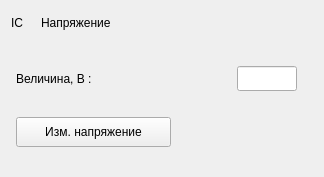
Old version of the form RT7Chamber/src/widgets/widgetvoltage.ui in the repository niitfa/RWELL_GUI.
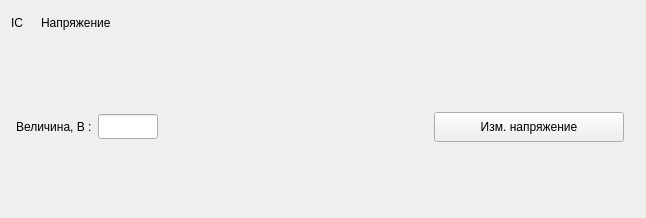
New version of the form.

```diff
--- a/RT7Chamber/src/widgets/widgetvoltage.ui
+++ b/RT7Chamber/src/widgets/widgetvoltage.ui
@@ -6,8 +6,8 @@
    <rect>
     <x>0</x>
     <y>0</y>
-    <width>324</width>
-    <height>177</height>
+    <width>646</width>
+    <height>218</height>
    </rect>
   </property>
   <property name="windowTitle">
@@ -109,35 +109,6 @@
                </property>
               </widget>
              </item>
-             <item>
-              <spacer name="horizontalSpacer_2">
-               <property name="orientation">
-                <enum>Qt::Horizontal</enum>
-               </property>
-               <property name="sizeHint" stdset="0">
-                <size>
-                 <width>40</width>
-                 <height>20</height>
-                </size>
-               </property>
-              </spacer>
-             </item>
-             <item>
-              <spacer name="verticalSpacer_3">
-               <property name="orientation">
-                <enum>Qt::Vertical</enum>
-               </property>
-               <property name="sizeType">
-                <enum>QSizePolicy::Fixed</enum>
-               </property>
-               <property name="sizeHint" stdset="0">
-                <size>
-                 <width>20</width>
-                 <height>30</height>
-                </size>
-               </property>
-              </spacer>
-             </item>
              <item>
               <widget class="QLineEdit" name="lineEdit_voltageInput">
                <property name="sizePolicy">
@@ -163,10 +134,35 @@
                </property>
               </widget>
              </item>
-            </layout>
-           </item>
-           <item>
-            <layout class="QHBoxLayout" name="horizontalLayout_3">
+             <item>
+              <spacer name="horizontalSpacer_2">
+               <property name="orientation">
+                <enum>Qt::Horizontal</enum>
+               </property>
+               <property name="sizeHint" stdset="0">
+                <size>
+                 <width>40</width>
+                 <height>20</height>
+                </size>
+               </property>
+              </spacer>
+             </item>
+             <item>
+              <spacer name="verticalSpacer_3">
+               <property name="orientation">
+                <enum>Qt::Vertical</enum>
+               </property>
+               <property name="sizeType">
+                <enum>QSizePolicy::Expanding</enum>
+               </property>
+               <property name="sizeHint" stdset="0">
+                <size>
+                 <width>20</width>
+                 <height>30</height>
+                </size>
+               </property>
+              </spacer>
+             </item>
              <item>
               <widget class="QPushButton" name="pushButton_changeVoltage">
                <property name="sizePolicy">
@@ -177,13 +173,13 @@
                </property>
                <property name="minimumSize">
                 <size>
-                 <width>155</width>
+                 <width>190</width>
                  <height>30</height>
                 </size>
                </property>
                <property name="maximumSize">
                 <size>
-                 <width>155</width>
+                 <width>190</width>
                  <height>30</height>
                 </size>
                </property>
@@ -192,52 +188,10 @@
                </property>
               </widget>
              </item>
-             <item>
-              <spacer name="verticalSpacer_4">
-               <property name="orientation">
-                <enum>Qt::Vertical</enum>
-               </property>
-               <property name="sizeType">
-                <enum>QSizePolicy::Fixed</enum>
-               </property>
-               <property name="sizeHint" stdset="0">
-                <size>
-                 <width>20</width>
-                 <height>30</height>
-                </size>
-               </property>
-              </spacer>
-             </item>
-             <item>
-              <spacer name="horizontalSpacer_3">
-               <property name="orientation">
-                <enum>Qt::Horizontal</enum>
-               </property>
-               <property name="sizeHint" stdset="0">
-                <size>
-                 <width>40</width>
-                 <height>20</height>
-                </size>
-               </property>
-              </spacer>
-             </item>
             </layout>
            </item>
           </layout>
          </item>
-         <item>
-          <spacer name="verticalSpacer_7">
-           <property name="orientation">
-            <enum>Qt::Vertical</enum>
-           </property>
-           <property name="sizeHint" stdset="0">
-            <size>
-             <width>5</width>
-             <height>40</height>
-            </size>
-           </property>
-          </spacer>
-         </item>
          <item>
           <spacer name="horizontalSpacer_4">
            <property name="orientation">
```
